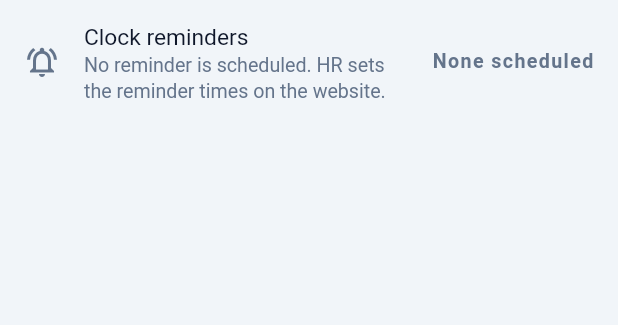
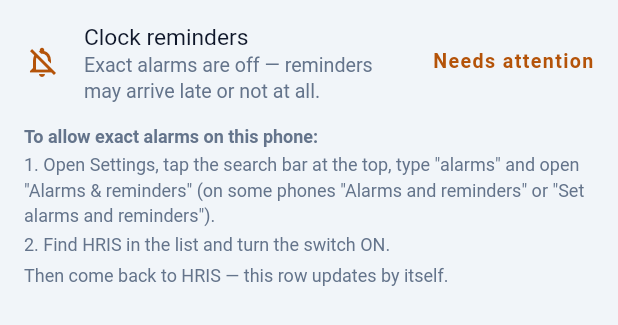
Before and after one commit to AymonL331/HRIS_mobile, a Flutter app: the ClockRemindersTile widget shown alone on an empty page, opened directly, on a phone screen of 412 x 824 dp. Shown: the top 325 px of the screen. Run offline on Flutter 3.47's test engine with Material 3 defaults, Android fonts, the phone set to English and light mode, and no system bars; our stand-ins replace battery_plus, device_info_plus, flutter_local_notifications, flutter_secure_storage, geolocator, image_picker and 5 more; missing offline and left inert: android_alarm_manager_plus, flutter_foreground_task, webview_flutter_android; accounts and stored records are empty; network calls fail.

Commit message:
1.9.2+24: exact alarms read from AlarmManager; brand steps instead of a dead button
On a HONOR, Settings > Phone > Clock reminders said "Exact alarms are off" and
"Allow exact alarms" did nothing. permission_handler's scheduleExactAlarm only
counts the manifest's SCHEDULE_EXACT_ALARM, declared here for Android 12 only;
13+ runs on USE_EXACT_ALARM (granted at install), so the plugin reported
"denied" and its request opened nothing. The alarms were exact all along.

- MainActivity: a hris/alarms channel answers AlarmManager.canScheduleExactAlarms()
  (true below Android 12); DeviceReadiness.exactAlarmsGranted reads it.
  requestExactAlarms removed.
- Where it really is off (Android 12's "Alarms & reminders"), the row shows the
  brand's steps instead of a button: a menu path only where it is the same on
  every Android-12 phone of the brand (stock Android, Samsung One UI 4), and
  Settings' own search for skins that move the page (oemExactAlarmHint).
- analyze clean, 330 tests.

Co-Authored-By: Claude Opus 5 (1M context) <noreply@anthropic.com>

```diff
--- a/lib/core/device/device_readiness_service.dart
+++ b/lib/core/device/device_readiness_service.dart
@@ -2,6 +2,7 @@ import 'dart:async';
 
 import 'package:device_info_plus/device_info_plus.dart';
 import 'package:flutter/foundation.dart';
+import 'package:flutter/services.dart';
 // Prefixed for the same reason as the location gate service: permission_handler
 // and geolocator both export a `ServiceStatus`.
 import 'package:permission_handler/permission_handler.dart' as ph;
@@ -16,8 +17,10 @@ class DeviceReadiness {
   final bool batteryUnrestricted;
 
   /// EXACT alarms (the clock-in / clock-out reminders, 2026-09-17). Android 13+
-  /// grants them to the app outright (USE_EXACT_ALARM); Android 12 asks, from
-  /// a Settings page rather than a dialog; older versions never ask.
+  /// grants them to the app outright (USE_EXACT_ALARM); Android 12 leaves it to
+  /// a switch on the "Alarms & reminders" page, which no dialog can set — the
+  /// app can only say where it is (see `oemExactAlarmHint`); older versions
+  /// never ask.
   final bool exactAlarmsGranted;
 
   /// `Build.MANUFACTURER`, lower-cased; '' when unknown.
@@ -41,9 +44,6 @@ abstract class DeviceReadinessService {
 
   Future<void> requestBatteryExemption();
 
-  /// Android 12's "Alarms & reminders" page for this app; a no-op elsewhere.
-  Future<void> requestExactAlarms();
-
   Future<void> openAppSettings();
 
   /// Optional setup steps the employee chose to skip, by step name. Persisted,
@@ -65,7 +65,7 @@ class PlatformReadinessService implements DeviceReadinessService {
     return DeviceReadiness(
       notificationsGranted: await _granted(ph.Permission.notification),
       batteryUnrestricted: await _granted(ph.Permission.ignoreBatteryOptimizations),
-      exactAlarmsGranted: await _granted(ph.Permission.scheduleExactAlarm),
+      exactAlarmsGranted: await _canScheduleExact(),
       manufacturer: await _readManufacturer(),
     );
   }
@@ -77,6 +77,21 @@ class PlatformReadinessService implements DeviceReadinessService {
     } catch (_) {
       // A host with no plugin, or a channel that refuses: these steps are
       // optional, so an unreadable state must never block the app.
+      return true;
+    }
+  }
+
+  static const _alarms = MethodChannel('hris/alarms');
+
+  /// AlarmManager's own answer (MainActivity) — NOT permission_handler's
+  /// `scheduleExactAlarm`, which reads the manifest's SCHEDULE_EXACT_ALARM entry
+  /// and so reported "denied" on every Android 13+ phone, where this app runs on
+  /// USE_EXACT_ALARM instead (a HONOR, 2026-09-18). Unknown counts as fine.
+  Future<bool> _canScheduleExact() async {
+    if (defaultTargetPlatform != TargetPlatform.android) return true;
+    try {
+      return await _alarms.invokeMethod<bool>('canScheduleExact').timeout(const Duration(seconds: 5)) ?? true;
+    } catch (_) {
       return true;
     }
   }
@@ -116,15 +131,6 @@ class PlatformReadinessService implements DeviceReadinessService {
   }
 
   @override
-  Future<void> requestExactAlarms() async {
-    try {
-      // Opens the system "Alarms & reminders" page for this app on Android 12;
-      // a plain grant elsewhere.
-      await ph.Permission.scheduleExactAlarm.request().timeout(const Duration(seconds: 60));
-    } catch (_) {}
-  }
-
-  @override
   Future<void> openAppSettings() async {
     try {
       await ph.openAppSettings();
--- a/lib/core/device/oem_hints.dart
+++ b/lib/core/device/oem_hints.dart
@@ -66,3 +66,49 @@ OemHint? oemBatteryHint(String manufacturer) {
   }
   return null;
 }
+
+/// Where to allow EXACT ALARMS — the clock reminders' "Alarms & reminders"
+/// switch, which only Android 12 leaves to the user (13+ grants it to this app
+/// at install) and which no dialog can set (2026-09-18: the button that tried
+/// did nothing).
+///
+/// ACCURACY OVER DETAIL. A menu path is given only where it is the same on
+/// every phone of that brand running Android 12 — stock Android and Samsung
+/// One UI 4. The other skins move the page between versions, so for them the
+/// step is Settings' own SEARCH, which finds it on every skin; a guessed path
+/// that turns out wrong is worse than none. Never null: every phone gets the
+/// search step at least.
+OemHint oemExactAlarmHint(String manufacturer) {
+  final m = manufacturer.toLowerCase().trim();
+  bool any(List<String> names) => names.any(m.contains);
+  const search =
+      'Open Settings, tap the search bar at the top, type "alarms" and open "Alarms & reminders" (on some phones "Alarms and reminders" or "Set alarms and reminders").';
+  const allow = 'Find HRIS in the list and turn the switch ON.';
+
+  if (any(const ['samsung'])) {
+    return const OemHint('Samsung', [
+      'Settings › Apps › tap ⋮ (top right) › Special access › Alarms and reminders.',
+      allow,
+      'Can\'t find it? $search',
+    ]);
+  }
+  if (any(const ['google', 'motorola', 'nokia', 'hmd'])) {
+    return const OemHint('this', [
+      'Settings › Apps › Special app access › Alarms & reminders.',
+      allow,
+      'Can\'t find it? $search',
+    ]);
+  }
+  final brand = any(const ['xiaomi', 'redmi', 'poco'])
+      ? 'Xiaomi / Redmi / POCO'
+      : any(const ['oppo', 'realme', 'oneplus'])
+          ? 'OPPO / realme / OnePlus'
+          : any(const ['vivo', 'iqoo'])
+              ? 'vivo'
+              : any(const ['huawei', 'honor'])
+                  ? 'HUAWEI / HONOR'
+                  : any(const ['infinix', 'tecno', 'itel'])
+                      ? 'Infinix / TECNO / itel'
+                      : 'this';
+  return OemHint(brand, const [search, allow]);
+}
--- a/lib/features/settings/clock_reminders_tile.dart
+++ b/lib/features/settings/clock_reminders_tile.dart
@@ -2,6 +2,7 @@ import 'package:flutter/material.dart';
 import 'package:provider/provider.dart';
 
 import '../../core/device/device_readiness_service.dart';
+import '../../core/device/oem_hints.dart';
 import '../../core/time/manila_time.dart';
 import '../../shared/tokens.dart';
 import '../reminders/reminder_coordinator.dart';
@@ -121,29 +122,53 @@ class _ClockRemindersTileState extends State<ClockRemindersTile> with WidgetsBin
           subtitle: Text(detail),
           trailing: Text(status, style: TextStyle(fontSize: HrisType.xs, fontWeight: HrisType.semibold, color: colour)),
         ),
-        if (blocked)
+        if (noNotifications)
           Padding(
             padding: const EdgeInsets.fromLTRB(HrisSpace.s4, 0, HrisSpace.s4, HrisSpace.s3),
-            child: Wrap(
-              spacing: HrisSpace.s2,
-              runSpacing: HrisSpace.s2,
-              children: [
-                if (noNotifications)
-                  OutlinedButton.icon(
-                    onPressed: () => _fix(_device?.requestNotifications),
-                    icon: const Icon(Icons.notifications_outlined),
-                    label: const Text('Allow notifications'),
-                  ),
-                if (noExactAlarms)
-                  OutlinedButton.icon(
-                    onPressed: () => _fix(_device?.requestExactAlarms),
-                    icon: const Icon(Icons.alarm_on_outlined),
-                    label: const Text('Allow exact alarms'),
-                  ),
-              ],
+            child: OutlinedButton.icon(
+              onPressed: () => _fix(_device?.requestNotifications),
+              icon: const Icon(Icons.notifications_outlined),
+              label: const Text('Allow notifications'),
             ),
+          ),
+        // Steps, not a button: no dialog can set this switch (2026-09-18 — the
+        // button that tried did nothing). Re-checked on return to the app.
+        if (noExactAlarms)
+          Padding(
+            padding: const EdgeInsets.fromLTRB(HrisSpace.s4, 0, HrisSpace.s4, HrisSpace.s3),
+            child: _ExactAlarmSteps(hint: oemExactAlarmHint(_readiness?.manufacturer ?? ''), color: t.muted),
           ),
       ],
     );
   }
 }
+
+class _ExactAlarmSteps extends StatelessWidget {
+  final OemHint hint;
+  final Color color;
+
+  const _ExactAlarmSteps({required this.hint, required this.color});
+
+  @override
+  Widget build(BuildContext context) {
+    const style = TextStyle(fontSize: 12, height: 1.45);
+    return Column(
+      crossAxisAlignment: CrossAxisAlignment.start,
+      children: [
+        Text(
+          'To allow exact alarms on ${hint.brand == 'this' ? 'this' : 'your ${hint.brand}'} phone:',
+          style: style.copyWith(fontWeight: FontWeight.w600, color: color),
+        ),
+        for (var i = 0; i < hint.steps.length; i++)
+          Padding(
+            padding: const EdgeInsets.only(top: 2),
+            child: Text('${i + 1}. ${hint.steps[i]}', style: style.copyWith(color: color)),
+          ),
+        Padding(
+          padding: const EdgeInsets.only(top: HrisSpace.s1),
+          child: Text('Then come back to HRIS — this row updates by itself.', style: style.copyWith(color: color)),
+        ),
+      ],
+    );
+  }
+}
--- a/pubspec.yaml
+++ b/pubspec.yaml
@@ -16,7 +16,7 @@ publish_to: 'none' # Remove this line if you wish to publish to pub.dev
 # https://developer.apple.com/library/archive/documentation/General/Reference/InfoPlistKeyReference/Articles/CoreFoundationKeys.html
 # In Windows, build-name is used as the major, minor, and patch parts
 # of the product and file versions while build-number is used as the build suffix.
-version: 1.9.1+23
+version: 1.9.2+24
 
 environment:
   sdk: ^3.13.3
```
Also changed, not shown: 7 other files.
